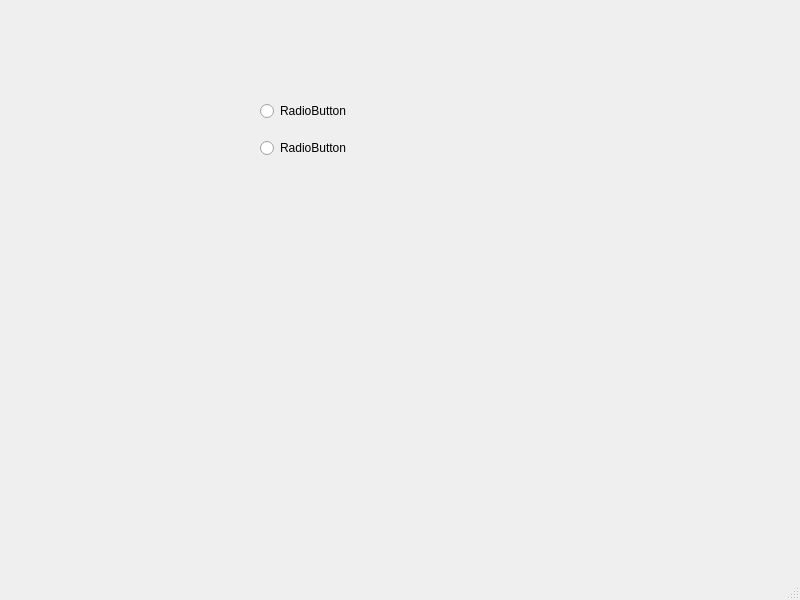
rufiksmurfik/QTpj-master, file untitled.ui: the form before one commit.
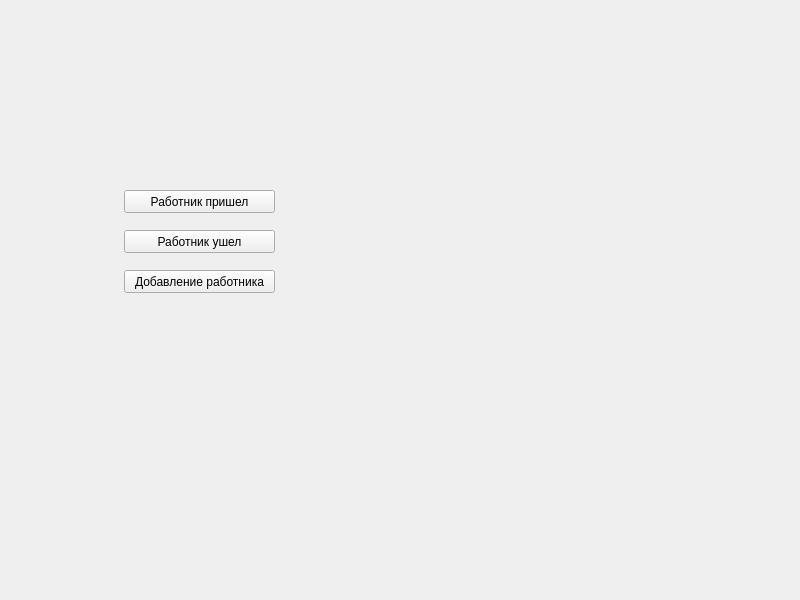
The form after the commit.

Commit message: Новые изменения

Patch:
```diff
--- a/untitled.ui
+++ b/untitled.ui
@@ -14,34 +14,46 @@
    <string>MainWindow</string>
   </property>
   <widget class="QWidget" name="centralwidget">
-   <widget class="QWidget" name="verticalLayoutWidget">
+   <widget class="QPushButton" name="pushButton">
     <property name="geometry">
      <rect>
-      <x>260</x>
-      <y>90</y>
-      <width>160</width>
-      <height>80</height>
+      <x>124</x>
+      <y>190</y>
+      <width>151</width>
+      <height>23</height>
      </rect>
     </property>
-    <layout class="QVBoxLayout" name="verticalLayout">
-     <item>
-      <widget class="QRadioButton" name="radioButton">
        <property name="text">
-        <string>RadioButton</string>
-       </property>
-      </widget>
-     </item>
-     <item>
-      <widget class="QRadioButton" name="radioButton_2">
+     <string>Работник пришел</string>
+    </property>
+   </widget>
+   <widget class="QPushButton" name="pushButton_2">
+    <property name="geometry">
+     <rect>
+      <x>124</x>
+      <y>230</y>
+      <width>151</width>
+      <height>23</height>
+     </rect>
+    </property>
        <property name="text">
-        <string>RadioButton</string>
-       </property>
-      </widget>
-     </item>
-    </layout>
+     <string>Работник ушел</string>
+    </property>
+   </widget>
+   <widget class="QPushButton" name="pushButton_3">
+    <property name="geometry">
+     <rect>
+      <x>124</x>
+      <y>270</y>
+      <width>151</width>
+      <height>23</height>
+     </rect>
+    </property>
+    <property name="text">
+     <string>Добавление работника</string>
+    </property>
    </widget>
   </widget>
-  <widget class="QStatusBar" name="statusbar"/>
  </widget>
  <resources/>
  <connections/>
```
Lines whose indentation alone changed are shown as unchanged. The commit also changes 2 other files.
